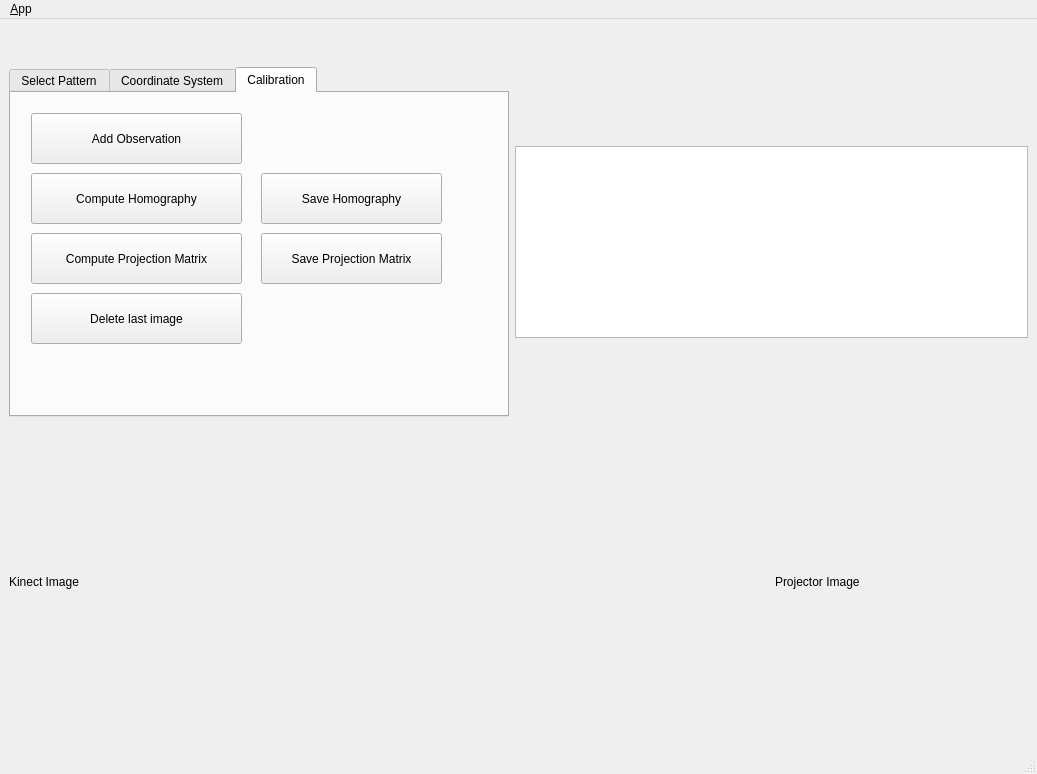
First picture: the form in ui/main_window.ui, repository NikolasE/projector_calibration, before the edit.
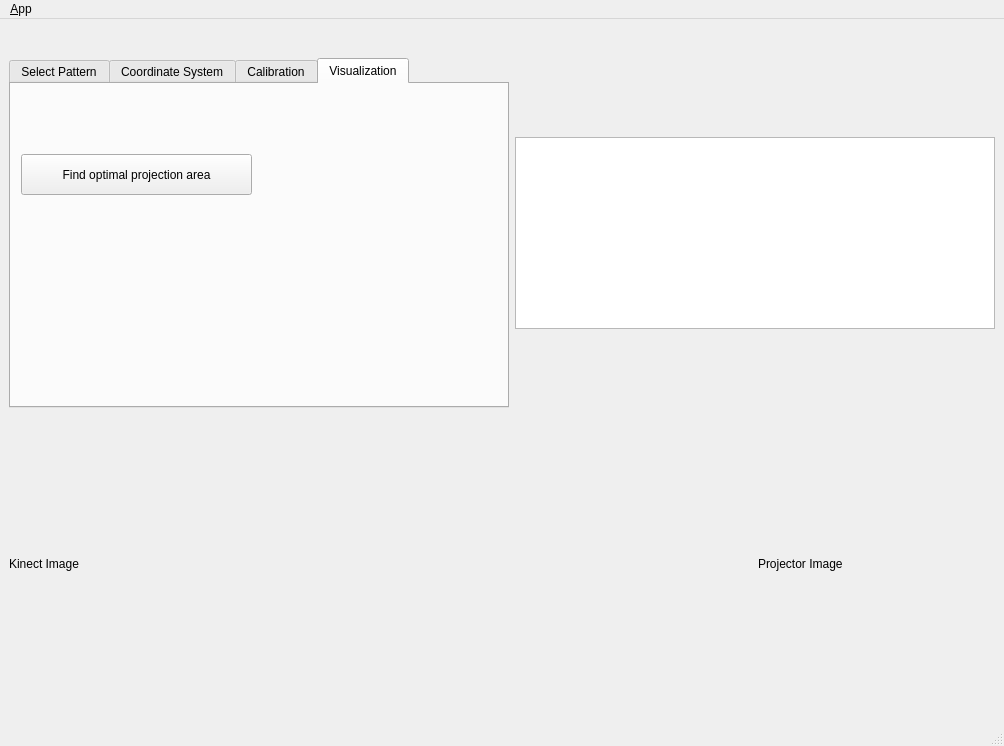
Second picture: the form after the edit. Icons and pictures are not drawn.

Commit message: now with computation of largest projection area with given ratio and projection of an testimage into this area

What changed in the file:
```diff
--- a/ui/main_window.ui
+++ b/ui/main_window.ui
@@ -9,8 +9,8 @@
    <rect>
     <x>0</x>
     <y>0</y>
-    <width>1037</width>
-    <height>774</height>
+    <width>1004</width>
+    <height>746</height>
    </rect>
   </property>
   <property name="sizePolicy">
@@ -118,7 +118,7 @@
        </size>
       </property>
       <property name="currentIndex">
-       <number>2</number>
+       <number>3</number>
       </property>
       <property name="documentMode">
        <bool>false</bool>
@@ -701,6 +701,24 @@
         </property>
        </widget>
       </widget>
+      <widget class="QWidget" name="tab_9">
+       <attribute name="title">
+        <string>Visualization</string>
+       </attribute>
+       <widget class="QPushButton" name="pushButton_14">
+        <property name="geometry">
+         <rect>
+          <x>10</x>
+          <y>70</y>
+          <width>231</width>
+          <height>41</height>
+         </rect>
+        </property>
+        <property name="text">
+         <string>Find optimal projection area</string>
+        </property>
+       </widget>
+      </widget>
      </widget>
     </item>
    </layout>
@@ -710,7 +728,7 @@
     <rect>
      <x>0</x>
      <y>0</y>
-     <width>1037</width>
+     <width>1004</width>
      <height>25</height>
     </rect>
    </property>
```
Left out of the diff: 37 changed lines with no effect on the pictures. The commit also changes 6 other files.
